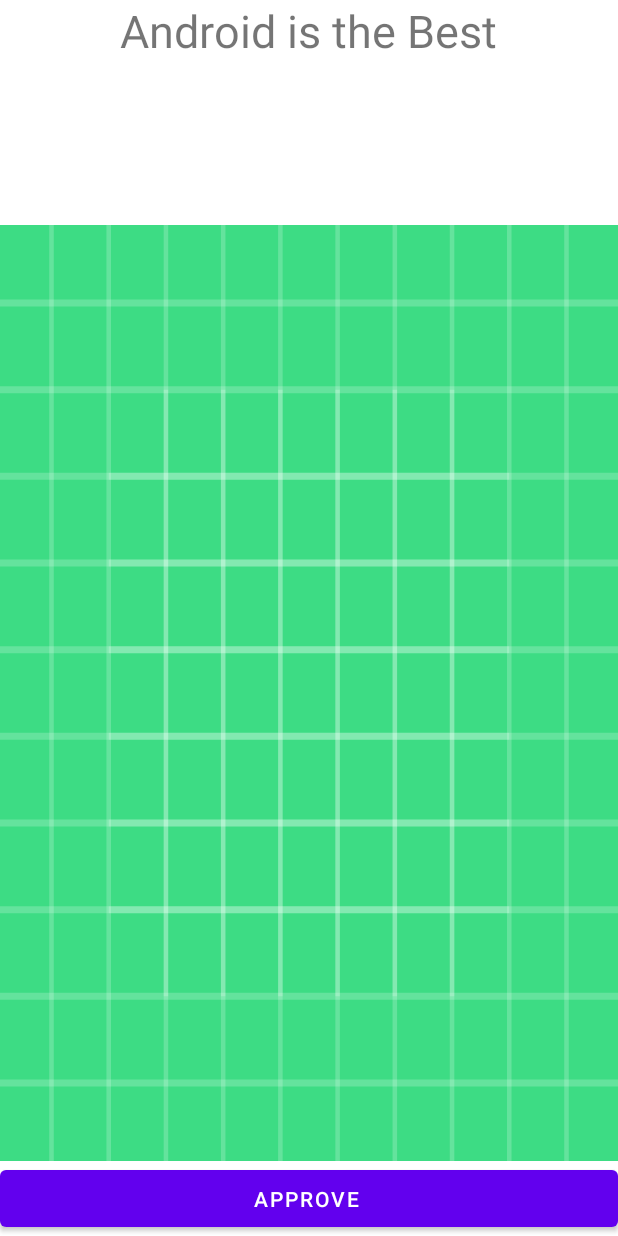
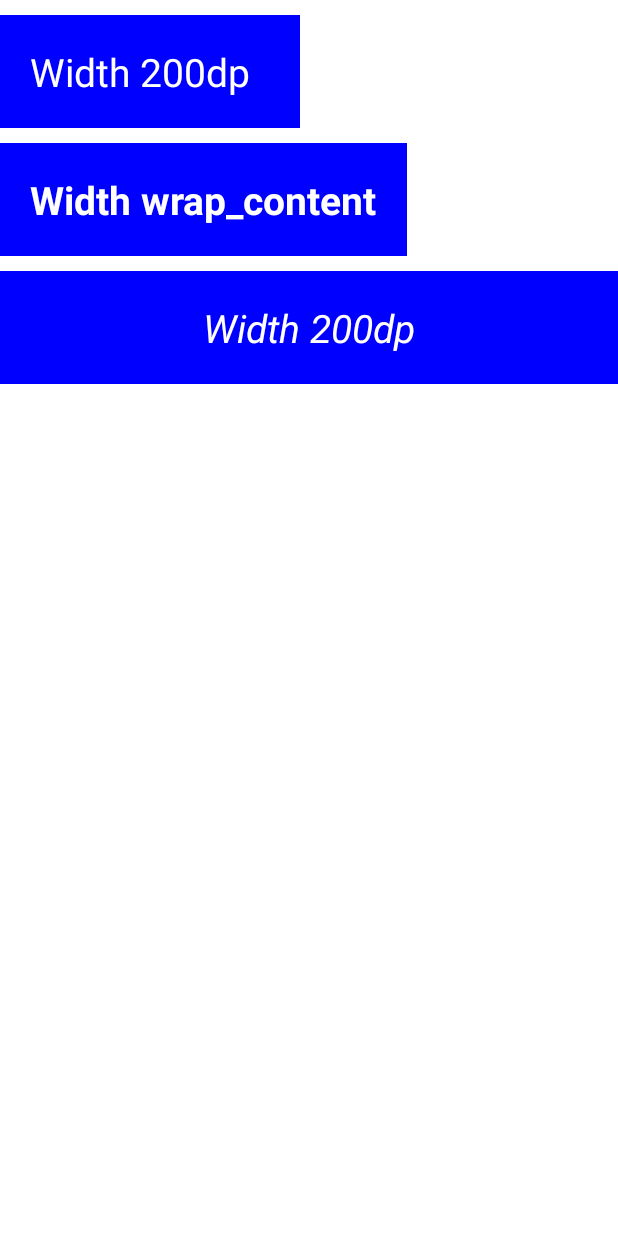
Before and after one commit to bystrovdev/AndroidStartPoject, an Android app: the layout second_layout.xml on its own in the app's theme, with its tools: preview values and no code run, on a phone screen of 412 x 824 dp. Run offline under Robolectric (Android 15) with nearby library versions, the phone set to English and light mode, and no system bars.

Commit message:
We have learned All View and started layout

```diff
--- a/app/src/main/java/ru/synergy/myapplication/MainActivity.java
+++ b/app/src/main/java/ru/synergy/myapplication/MainActivity.java
@@ -3,6 +3,7 @@ package ru.synergy.myapplication;
 import androidx.appcompat.app.AppCompatActivity;
 import androidx.constraintlayout.widget.ConstraintLayout;
 
+import android.graphics.Color;
 import android.os.Bundle;
 import android.view.View;
 import android.widget.TextView;
@@ -13,7 +14,12 @@ public class MainActivity extends AppCompatActivity {
     @Override
     protected void onCreate(Bundle savedInstanceState) {
         super.onCreate(savedInstanceState);
-        setContentView(R.layout.second_layout);
+        setContentView(R.layout.activity_main);
+
+//        TextView textView = (TextView) findViewById(R.id.normal);
+//
+//        textView.setText("Text from Java code");
+//        textView.setTextColor(Color.GREEN);
 
 
 //        TextView textView = (TextView) findViewById(R.id.header);
--- a/app/src/main/res/layout/second_layout.xml
+++ b/app/src/main/res/layout/second_layout.xml
@@ -5,54 +5,45 @@
     xmlns:tools="http://schemas.android.com/tools"
     android:layout_width="match_parent"
     android:layout_height="match_parent"
-    android:gravity="center"
     android:orientation="vertical"
     tools:context=".MainActivity">
 
-
-<!--    <TextView-->
-<!--        android:id="@+id/textView"-->
-<!--        android:layout_width="wrap_content"-->
-<!--        android:layout_height="wrap_content"-->
-<!--        android:layout_weight="1"-->
-<!--        android:text="Hello World"-->
-<!--        app:layout_constraintBottom_toTopOf="@+id/textView2"-->
-<!--        app:layout_constraintEnd_toEndOf="parent"-->
-<!--        app:layout_constraintStart_toStartOf="parent"-->
-<!--        app:layout_constraintTop_toTopOf="parent" />-->
-
-<!--    <TextView-->
-<!--        android:id="@+id/textView2"-->
-<!--        android:layout_width="wrap_content"-->
-<!--        android:layout_height="wrap_content"-->
-<!--        android:layout_weight="1"-->
-<!--        android:text="ertertertertertertertertertertertertertetertert4erttrtrtrtrtrtrtertertertet1111"-->
-<!--        app:layout_constraintBottom_toBottomOf="parent"-->
-<!--        app:layout_constraintEnd_toEndOf="parent"-->
-<!--        app:layout_constraintStart_toStartOf="parent"-->
-<!--        app:layout_constraintTop_toBottomOf="@+id/textView" />-->
+    <TextView
+        android:id="@+id/normal"
+        android:layout_width="200dp"
+        android:layout_height="wrap_content"
+        android:layout_marginTop="10dp"
+        android:padding="20dp"
+        android:background="#00f"
+        android:text="Width 200dp"
+        android:textColor="#FFF"
+        android:textSize="26sp"
+        android:textStyle="normal"/>
 
     <TextView
-        android:id="@+id/text"
-        android:layout_width="wrap_content"
-        android:layout_height="200dp"
-        android:layout_weight="1"
-
-        android:textSize="30sp"
-        android:text="Android is the Best"
-        />
-
-    <View
+        android:id="@+id/bold"
         android:layout_width="wrap_content"
         android:layout_height="wrap_content"
-        android:layout_weight="4"
-        android:foreground="@drawable/ic_launcher_background" />
+        android:layout_marginTop="10dp"
+        android:padding="20dp"
+        android:background="#00f"
+        android:text="Width wrap_content"
+        android:textColor="#FFF"
+        android:textSize="26sp"
+        android:textStyle="bold"/>
 
-    <Button
-        android:id="@+id/button"
+    <TextView
+        android:id="@+id/italic"
         android:layout_width="match_parent"
-        android:layout_height="100dp"
-        android:layout_weight="1"
-        android:text="Approve "/>
+        android:layout_height="wrap_content"
+        android:layout_marginTop="10dp"
+        android:padding="20dp"
+        android:background="#00f"
+        android:gravity="center"
+        android:text="Width 200dp"
+        android:textColor="#FFF"
+        android:textSize="26sp"
+        android:textStyle="italic"/>
+
 
 </LinearLayout>
```
